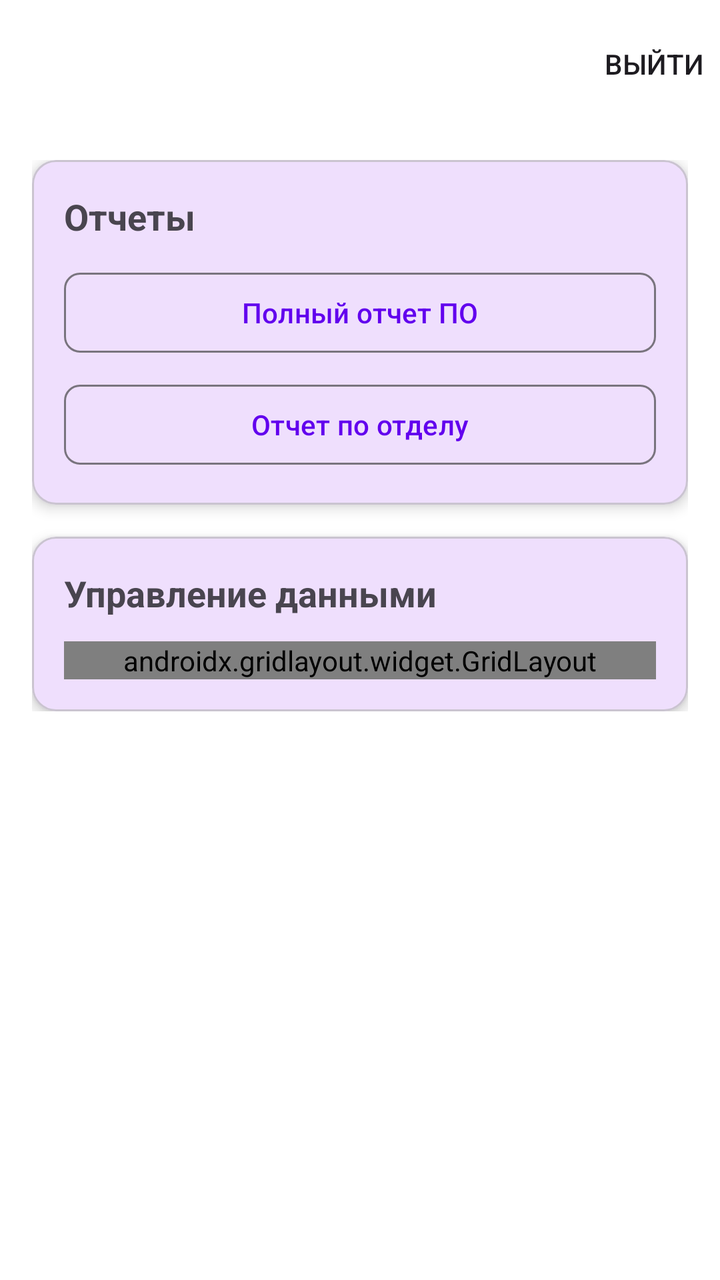
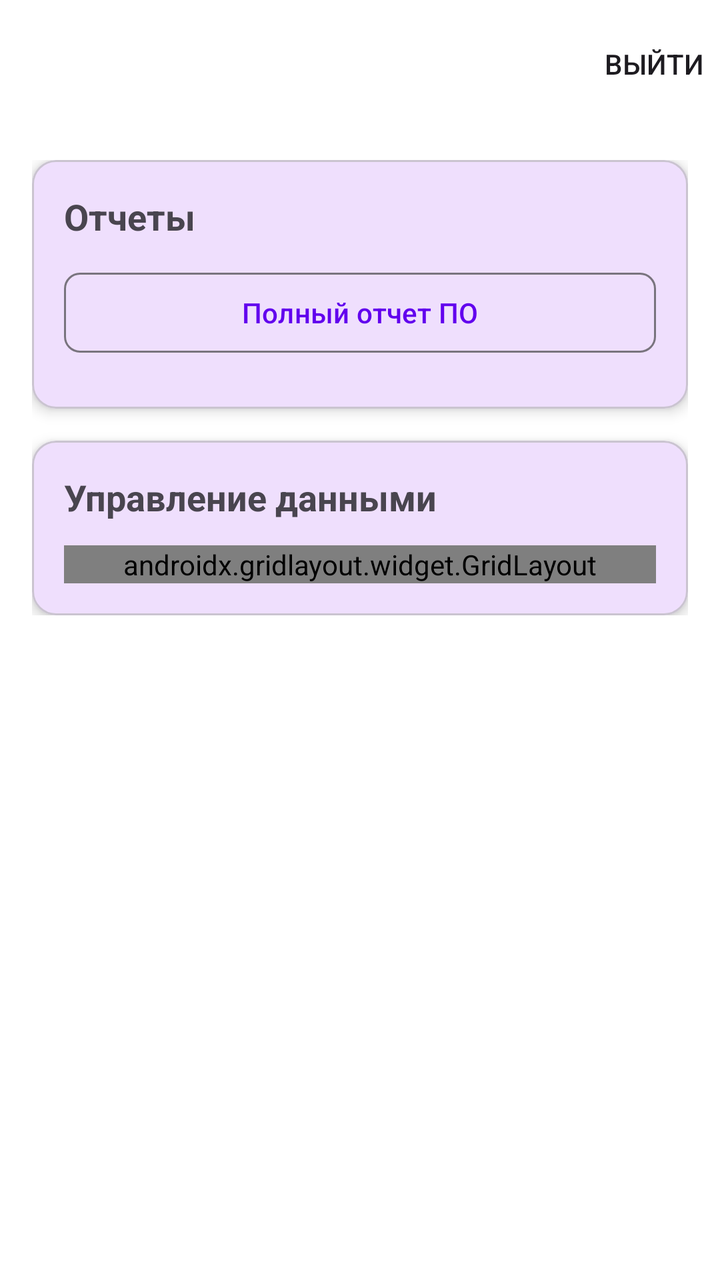

Before-and-after screenshots of an Android layout around one commit, followed by the original layout XML and the change that was made.
<!-- AndroidManifest.xml: application theme Theme.SoftwareAccountingAndroid -->
<!-- res/layout/activity_admin_main.xml -->
<?xml version="1.0" encoding="utf-8"?>
<LinearLayout xmlns:android="http://schemas.android.com/apk/res/android"
    xmlns:app="http://schemas.android.com/apk/res-auto"
    xmlns:tools="http://schemas.android.com/tools"
    android:layout_width="match_parent"
    android:layout_height="match_parent"
    android:orientation="vertical"
    android:background="@color/white">

    
    <com.google.android.material.appbar.MaterialToolbar
        android:id="@+id/toolbar"
        android:layout_width="match_parent"
        android:layout_height="?attr/actionBarSize"
        android:background="@color/white"
        app:title="Админ-панель"
        app:titleTextColor="@color/white"
        app:menu="@menu/admin_main_menu" />

    
    <ScrollView
        android:layout_width="match_parent"
        android:layout_height="match_parent"
        android:padding="16dp">

        <LinearLayout
            android:layout_width="match_parent"
            android:layout_height="wrap_content"
            android:orientation="vertical">

            
            <com.google.android.material.card.MaterialCardView
                android:layout_width="match_parent"
                android:layout_height="wrap_content"
                android:layout_marginBottom="16dp"
                app:cardCornerRadius="12dp"
                app:cardElevation="4dp">

                <LinearLayout
                    android:layout_width="match_parent"
                    android:layout_height="wrap_content"
                    android:orientation="vertical"
                    android:padding="16dp">

                    <TextView
                        android:layout_width="match_parent"
                        android:layout_height="wrap_content"
                        android:text="Отчеты"
                        android:textSize="18sp"
                        android:textStyle="bold"
                        android:layout_marginBottom="12dp"
                        android:drawablePadding="8dp" />

                    <com.google.android.material.button.MaterialButton
                        android:id="@+id/btnFullReport"
                        android:layout_width="match_parent"
                        android:layout_height="wrap_content"
                        android:text="Полный отчет ПО"
                        android:layout_marginBottom="8dp"
                        app:cornerRadius="8dp"
                        style="@style/Widget.Material3.Button.OutlinedButton" />

                    <com.google.android.material.button.MaterialButton
                        android:id="@+id/btnDepartmentReport"
                        android:layout_width="match_parent"
                        android:layout_height="wrap_content"
                        android:text="Отчет по отделу"
                        app:cornerRadius="8dp"
                        style="@style/Widget.Material3.Button.OutlinedButton" />

                </LinearLayout>

            </com.google.android.material.card.MaterialCardView>

            
            <com.google.android.material.card.MaterialCardView
                android:layout_width="match_parent"
                android:layout_height="wrap_content"
                app:cardCornerRadius="12dp"
                app:cardElevation="4dp">

                <LinearLayout
                    android:layout_width="match_parent"
                    android:layout_height="wrap_content"
                    android:orientation="vertical"
                    android:padding="16dp">

                    <TextView
                        android:layout_width="match_parent"
                        android:layout_height="wrap_content"
                        android:text="Управление данными"
                        android:textSize="18sp"
                        android:textStyle="bold"
                        android:layout_marginBottom="12dp"
                        android:drawablePadding="8dp" />

                    
                    <androidx.gridlayout.widget.GridLayout
                        android:layout_width="match_parent"
                        android:layout_height="wrap_content"
                        app:columnCount="2"
                        app:rowOrderPreserved="false"
                        app:columnOrderPreserved="false"
                        tools:ignore="MissingClass"
                        android:clickable="false"
                        android:focusable="false">

                        
                        <com.google.android.material.card.MaterialCardView
                            android:id="@+id/cardUsers"
                            android:layout_width="0dp"
                            android:layout_height="100dp"
                            android:layout_margin="8dp"
                            app:cardCornerRadius="8dp"
                            app:cardElevation="2dp"
                            app:layout_columnWeight="1"
                            app:layout_rowWeight="1"
                            app:layout_gravity="fill"
                            android:clickable="true"
                            android:focusable="true"
                            android:foreground="?attr/selectableItemBackground">

                            <LinearLayout
                                android:layout_width="match_parent"
                                android:layout_height="match_parent"
                                android:orientation="vertical"
                                android:gravity="center"
                                android:padding="16dp"
                                android:clickable="false"
                                android:focusable="false">

                                <ImageView
                                    android:layout_width="32dp"
                                    android:layout_height="32dp"
                                    android:src="@drawable/ic_users"
                                    app:tint="@color/white" />

                                <TextView
                                    android:layout_width="wrap_content"
                                    android:layout_height="wrap_content"
                                    android:text="Пользователи"
                                    android:textSize="14sp"
                                    android:textStyle="bold"
                                    android:layout_marginTop="8dp"
                                    android:gravity="center"
                                    android:clickable="false"
                                    android:focusable="false" />

                            </LinearLayout>

                        </com.google.android.material.card.MaterialCardView>

                        
                        <com.google.android.material.card.MaterialCardView
                            android:id="@+id/cardSoftware"
                            android:layout_width="0dp"
                            android:layout_height="100dp"
                            android:layout_margin="8dp"
                            app:cardCornerRadius="8dp"
                            app:cardElevation="2dp"
                            app:layout_columnWeight="1"
                            app:layout_rowWeight="1"
                            app:layout_gravity="fill"
                            android:clickable="true"
                            android:focusable="true"
                            android:foreground="?attr/selectableItemBackground">

                            <LinearLayout
                                android:layout_width="match_parent"
                                android:layout_height="match_parent"
                                android:orientation="vertical"
                                android:gravity="center"
                                android:padding="16dp"
                                android:clickable="false"
                                android:focusable="false">

                                <ImageView
                                    android:layout_width="32dp"
                                    android:layout_height="32dp"
                                    android:src="@drawable/ic_software"
                                    app:tint="@color/white" />

                                <TextView
                                    android:layout_width="wrap_content"
                                    android:layout_height="wrap_content"
                                    android:text="Программы"
                                    android:textSize="14sp"
                                    android:textStyle="bold"
                                    android:layout_marginTop="8dp"
                                    android:gravity="center"
                                    android:clickable="false"
                                    android:focusable="false" />

                            </LinearLayout>

                        </com.google.android.material.card.MaterialCardView>

                        
                        <com.google.android.material.card.MaterialCardView
                            android:id="@+id/cardDevices"
                            android:layout_width="0dp"
                            android:layout_height="100dp"
                            android:layout_margin="8dp"
                            app:cardCornerRadius="8dp"
                            app:cardElevation="2dp"
                            app:layout_columnWeight="1"
                            app:layout_rowWeight="1"
                            app:layout_gravity="fill"
                            android:clickable="true"
                            android:focusable="true"
                            android:foreground="?attr/selectableItemBackground">

                            <LinearLayout
                                android:layout_width="match_parent"
                                android:layout_height="match_parent"
                                android:orientation="vertical"
                                android:gravity="center"
                                android:padding="16dp"
                                android:clickable="false"
                                android:focusable="false">

                                <ImageView
                                    android:layout_width="32dp"
                                    android:layout_height="32dp"
                                    android:src="@drawable/ic_devices"
                                    app:tint="@color/white" />

                                <TextView
                                    android:layout_width="wrap_content"
                                    android:layout_height="wrap_content"
                                    android:text="Устройства"
                                    android:textSize="14sp"
                                    android:textStyle="bold"
                                    android:layout_marginTop="8dp"
                                    android:gravity="center"
                                    android:clickable="false"
                                    android:focusable="false" />

                            </LinearLayout>

                        </com.google.android.material.card.MaterialCardView>

                        
                        <com.google.android.material.card.MaterialCardView
                            android:id="@+id/cardDepartments"
                            android:layout_width="0dp"
                            android:layout_height="100dp"
                            android:layout_margin="8dp"
                            app:cardCornerRadius="8dp"
                            app:cardElevation="2dp"
                            app:layout_columnWeight="1"
                            app:layout_rowWeight="1"
                            app:layout_gravity="fill"
                            android:clickable="true"
                            android:focusable="true"
                            android:foreground="?attr/selectableItemBackground">

                            <LinearLayout
                                android:layout_width="match_parent"
                                android:layout_height="match_parent"
                                android:orientation="vertical"
                                android:gravity="center"
                                android:padding="16dp"
                                android:clickable="false"
                                android:focusable="false">

                                <ImageView
                                    android:layout_width="32dp"
                                    android:layout_height="32dp"
                                    android:src="@drawable/ic_department"
                                    app:tint="@color/white" />

                                <TextView
                                    android:layout_width="wrap_content"
                                    android:layout_height="wrap_content"
                                    android:text="Отделы"
                                    android:textSize="14sp"
                                    android:textStyle="bold"
                                    android:layout_marginTop="8dp"
                                    android:gravity="center"
                                    android:clickable="false"
                                    android:focusable="false" />

                            </LinearLayout>

                        </com.google.android.material.card.MaterialCardView>

                        
                        <com.google.android.material.card.MaterialCardView
                            android:id="@+id/cardDevelopers"
                            android:layout_width="0dp"
                            android:layout_height="100dp"
                            android:layout_margin="8dp"
                            app:cardCornerRadius="8dp"
                            app:cardElevation="2dp"
                            app:layout_columnWeight="1"
                            app:layout_rowWeight="1"
                            app:layout_gravity="fill"
                            android:clickable="true"
                            android:focusable="true"
                            android:foreground="?attr/selectableItemBackground">

                            <LinearLayout
                                android:layout_width="match_parent"
                                android:layout_height="match_parent"
                                android:orientation="vertical"
                                android:gravity="center"
                                android:padding="16dp"
                                android:clickable="false"
                                android:focusable="false">

                                <ImageView
                                    android:layout_width="32dp"
                                    android:layout_height="32dp"
                                    android:src="@drawable/ic_developer"
                                    app:tint="@color/white" />

                                <TextView
                                    android:layout_width="wrap_content"
                                    android:layout_height="wrap_content"
                                    android:text="Разработчики"
                                    android:textSize="14sp"
                                    android:textStyle="bold"
                                    android:layout_marginTop="8dp"
                                    android:gravity="center"
                                    android:clickable="false"
                                    android:focusable="false" />

                            </LinearLayout>

                        </com.google.android.material.card.MaterialCardView>

                        
                        <com.google.android.material.card.MaterialCardView
                            android:id="@+id/cardRequests"
                            android:layout_width="0dp"
                            android:layout_height="100dp"
                            android:layout_margin="8dp"
                            app:cardCornerRadius="8dp"
                            app:cardElevation="2dp"
                            app:layout_columnWeight="1"
                            app:layout_rowWeight="1"
                            app:layout_gravity="fill"
                            android:clickable="true"
                            android:focusable="true"
                            android:foreground="?attr/selectableItemBackground">

                            <LinearLayout
                                android:layout_width="match_parent"
                                android:layout_height="match_parent"
                                android:orientation="vertical"
                                android:gravity="center"
                                android:padding="16dp"
                                android:clickable="false"
                                android:focusable="false">

                                <ImageView
                                    android:layout_width="32dp"
                                    android:layout_height="32dp"
                                    android:src="@drawable/ic_requests"
                                    app:tint="@color/white" />

                                <TextView
                                    android:layout_width="wrap_content"
                                    android:layout_height="wrap_content"
                                    android:text="Заявки"
                                    android:textSize="14sp"
                                    android:textStyle="bold"
                                    android:layout_marginTop="8dp"
                                    android:gravity="center"
                                    android:clickable="false"
                                    android:focusable="false" />

                            </LinearLayout>

                        </com.google.android.material.card.MaterialCardView>

                    </androidx.gridlayout.widget.GridLayout>

                </LinearLayout>

            </com.google.android.material.card.MaterialCardView>

        </LinearLayout>

    </ScrollView>

</LinearLayout>
<!-- resources referenced by this layout -->
<resources>
  <color name="white">#FFFFFFFF</color>
  <!-- drawable ic_department (drawable) -->
  <vector xmlns:android="http://schemas.android.com/apk/res/android"
      android:width="24dp"
      android:height="24dp"
      android:viewportWidth="24"
      android:viewportHeight="24">
      <path
          android:fillColor="#FFFFFF"
          android:pathData="M12,7V3H2v18h20V7H12zM6,19H4v-2h2v2zM6,15H4v-2h2v2zM6,11H4V9h2v2zM6,7H4V5h2v2zM10,19H8v-2h2v2zM10,15H8v-2h2v2zM10,11H8V9h2v2zM10,7H8V5h2v2zM20,19h-8v-2h2v-2h-2v-2h2v-2h-2V9h8v10zM18,11h-2v2h2v-2zM18,15h-2v2h2v-2z"/>
  </vector>
  <!-- drawable ic_developer (drawable) -->
  <vector xmlns:android="http://schemas.android.com/apk/res/android"
      android:width="24dp"
      android:height="24dp"
      android:viewportWidth="24"
      android:viewportHeight="24">
      <path
          android:fillColor="#FFFFFF"
          android:pathData="M14,6V4h-4v2H14zM4,8v11h16V8H4zM20,4v2h2v14H2V6h2V4H0v18h24V4H20z"/>
  </vector>
  <!-- drawable ic_devices (drawable) -->
  <vector xmlns:android="http://schemas.android.com/apk/res/android"
      android:width="24dp"
      android:height="24dp"
      android:viewportWidth="24"
      android:viewportHeight="24">
      <path
          android:fillColor="#FFFFFF"
          android:pathData="M4,6h18V4H4C2.9,4 2,4.9 2,6v11H0v3h14v-3H4V6zm19,2h-6c,-0.55 0,-1 0.45,-1 1v10c0,0.55 0.45,1 1,1h6c0.55,0 1,-0.45 1,-1V9C24,8.45 23.55,8 23,8zm-1,9h-4v-7h4v7z"/>
  </vector>
  <!-- drawable ic_requests (drawable) -->
  <vector xmlns:android="http://schemas.android.com/apk/res/android"
      android:width="24dp"
      android:height="24dp"
      android:viewportWidth="24"
      android:viewportHeight="24">
      <path
          android:fillColor="#FFFFFF"
          android:pathData="M19,3h-4.18C14.4,1.84 13.3,1 12,1c-1.3,0 -2.4,0.84 -2.82,2H5c-1.1,0 -2,0.9 -2,2v14c0,1.1 0.9,2 2,2h14c1.1,0 2,-0.9 2,-2V5c0,-1.1 -0.9,-2 -2,-2zM12,3c0.55,0 1,0.45 1,1s-0.45,1 -1,1 -1,-0.45 -1,-1 0.45,-1 1,-1zM19,19H5V5h2v3h10V5h2v14z"/>
  </vector>
  <!-- drawable ic_software (drawable) -->
  <vector xmlns:android="http://schemas.android.com/apk/res/android"
      android:width="24dp"
      android:height="24dp"
      android:viewportWidth="24"
      android:viewportHeight="24">
      <path
          android:fillColor="#FFFFFF"
          android:pathData="M18,2H6C4.9,2 4,2.9 4,4v16c0,1.1 0.9,2 2,2h12c1.1,0 2,-0.9 2,-2V4C20,2.9 19.1,2 18,2zM6,4h5v8l-2.5,-1.5L6,12V4z"/>
  </vector>
  <!-- drawable ic_users (drawable) -->
  <vector xmlns:android="http://schemas.android.com/apk/res/android"
      android:width="24dp"
      android:height="24dp"
      android:viewportWidth="24"
      android:viewportHeight="24">
      <path
          android:fillColor="#FFFFFF"
          android:pathData="M12,12c2.21,0 4,-1.79 4,-4s-1.79,-4 -4,-4 -4,1.79 -4,4 1.79,4 4,4zM12,14c-2.67,0 -8,1.34 -8,4v2h16v-2c0,-2.66 -5.33,-4 -8,-4z"/>
  </vector>
  <style name="Theme.SoftwareAccountingAndroid" parent="Base.Theme.SoftwareAccountingAndroid" />
  <style name="Base.Theme.SoftwareAccountingAndroid" parent="Theme.Material3.DayNight.NoActionBar">
          
          <item name="colorPrimary">@color/purple_500</item>
          <item name="colorPrimaryVariant">@color/purple_700</item>
          <item name="colorOnPrimary">@color/white</item>
      </style>
  <color name="purple_500">#FF6200EE</color>
  <color name="purple_700">#FF3700B3</color>
</resources>

<!-- the commit's change to res/layout/activity_admin_main.xml (unified diff, before → after) -->
@@ -57,14 +57,6 @@
                         android:layout_height="wrap_content"
                         android:text="Полный отчет ПО"
                         android:layout_marginBottom="8dp"
-                        app:cornerRadius="8dp"
-                        style="@style/Widget.Material3.Button.OutlinedButton" />
-
-                    <com.google.android.material.button.MaterialButton
-                        android:id="@+id/btnDepartmentReport"
-                        android:layout_width="match_parent"
-                        android:layout_height="wrap_content"
-                        android:text="Отчет по отделу"
                         app:cornerRadius="8dp"
                         style="@style/Widget.Material3.Button.OutlinedButton" />
 
